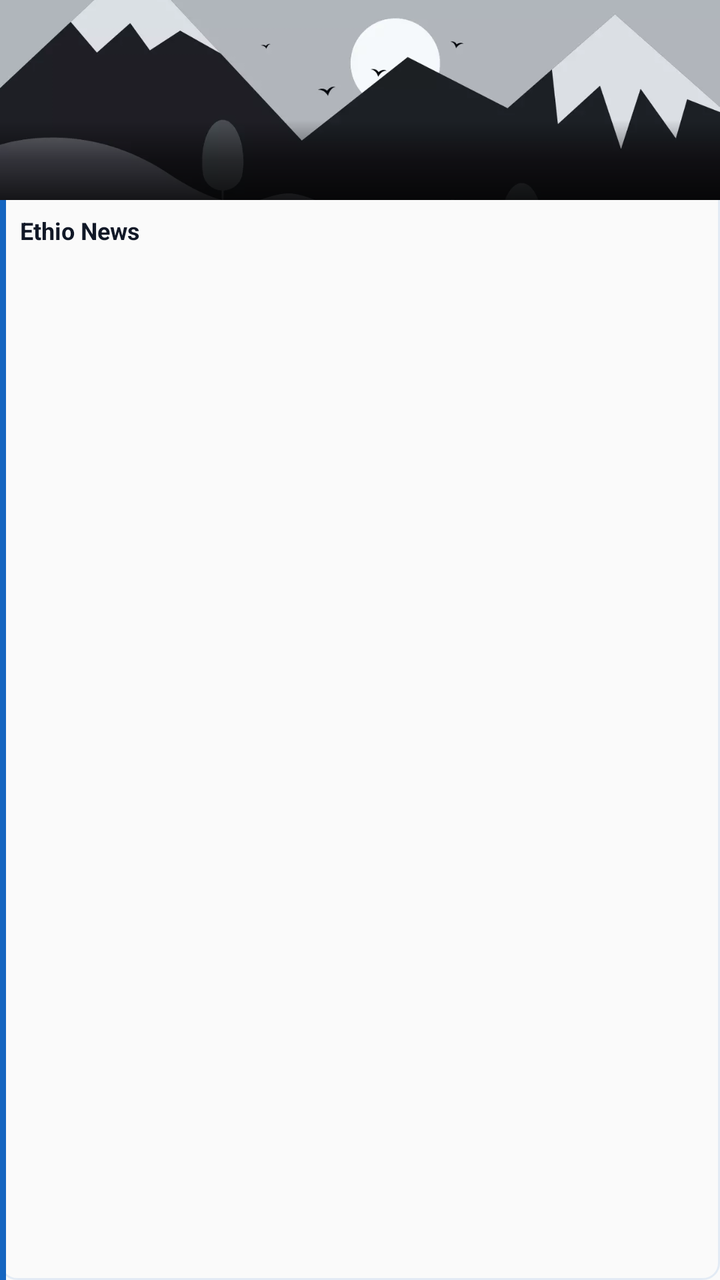
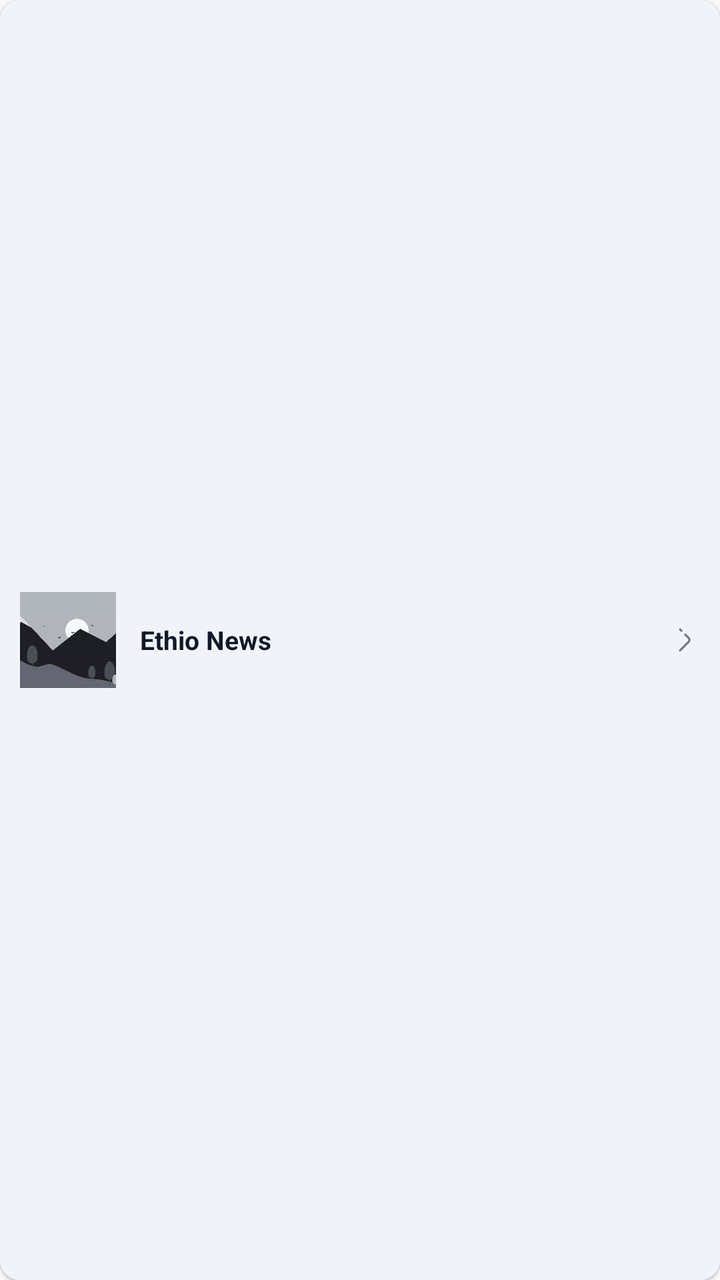

Two renders of the same Android screen: before a commit and after it. Below are the layout's source before the change and the commit's diff.
<!-- AndroidManifest.xml: application theme AppTheme -->
<!-- res/layout/layout_cat.xml -->
<?xml version="1.0" encoding="utf-8"?>
<RelativeLayout xmlns:android="http://schemas.android.com/apk/res/android"
    xmlns:app="http://schemas.android.com/apk/res-auto"
    android:id="@+id/rl_live_tv"
    android:layout_width="match_parent"
    android:layout_height="wrap_content"
    android:layout_margin="@dimen/_4sdp"
    android:focusable="true"
    android:focusableInTouchMode="false"
    android:background="@drawable/bg_news_card_selector">

    
    <ImageView
        android:id="@+id/iv_live_tv"
        android:layout_width="match_parent"
        android:layout_height="@dimen/_100sdp"
        android:scaleType="centerCrop"
        android:src="@drawable/material_design_default"
        app:hv_corner_radius_top_left="@dimen/_8sdp"
        app:hv_corner_radius_top_right="@dimen/_8sdp" />

    
    <View
        android:layout_width="match_parent"
        android:layout_height="@dimen/_40sdp"
        android:layout_alignBottom="@id/iv_live_tv"
        android:background="@drawable/bg_banner_scrim" />

    
    <View
        android:layout_width="@dimen/_3sdp"
        android:layout_height="match_parent"
        android:layout_below="@id/iv_live_tv"
        android:background="?ns_primary" />

    
    <TextView
        android:id="@+id/tv_title"
        android:layout_width="match_parent"
        android:layout_height="wrap_content"
        android:layout_below="@id/iv_live_tv"
        android:paddingStart="@dimen/_10sdp"
        android:paddingEnd="@dimen/_8sdp"
        android:paddingTop="@dimen/_7sdp"
        android:paddingBottom="@dimen/_7sdp"
        android:lines="1"
        android:ellipsize="end"
        android:text="@string/app_name"
        android:textColor="?ns_title"
        android:textSize="@dimen/_12ssp"
        android:textStyle="bold" />

</RelativeLayout>
<!-- resources referenced by this layout -->
<resources>
  <dimen name="_100sdp">100dp</dimen>
  <dimen name="_10sdp">10dp</dimen>
  <dimen name="_12ssp">12sp</dimen>
  <dimen name="_3sdp">3dp</dimen>
  <dimen name="_40sdp">40dp</dimen>
  <dimen name="_4sdp">4dp</dimen>
  <dimen name="_7sdp">7dp</dimen>
  <dimen name="_8sdp">8dp</dimen>
  <!-- drawable bg_banner_scrim (drawable) -->
  <?xml version="1.0" encoding="utf-8"?>
  <shape xmlns:android="http://schemas.android.com/apk/res/android"
      android:shape="rectangle">
  
      <gradient
          android:angle="90"
          android:startColor="#CC000000"
          android:centerColor="#80000000"
          android:endColor="#00000000"
          android:type="linear" />
  
  </shape>
  <!-- drawable bg_news_card_selector (drawable) -->
  <?xml version="1.0" encoding="utf-8"?>
  <selector xmlns:android="http://schemas.android.com/apk/res/android">
      <item android:state_focused="true"  android:drawable="@drawable/bg_news_card_selected" />
      <item android:state_pressed="true"  android:drawable="@drawable/bg_news_card_selected" />
      <item                               android:drawable="@drawable/bg_news_card" />
  </selector>
  <string name="app_name">Ethio News</string>
  <!-- drawable bg_news_card_selected (drawable) -->
  <?xml version="1.0" encoding="utf-8"?>
  <shape xmlns:android="http://schemas.android.com/apk/res/android"
      android:shape="rectangle">
  
      <solid android:color="?ns_bg" />
      <corners android:radius="@dimen/_8sdp" />
      <stroke
          android:width="@dimen/_2sdp"
          android:color="?ns_primary" />
  
  </shape>
  <!-- drawable bg_news_card (drawable) -->
  <?xml version="1.0" encoding="utf-8"?>
  <shape xmlns:android="http://schemas.android.com/apk/res/android"
      android:shape="rectangle">
  
      <solid android:color="?ns_bg" />
      <corners android:radius="@dimen/_8sdp" />
      <stroke
          android:width="@dimen/_1sdp"
          android:color="?ns_border" />
  
  </shape>
  <color name="ns_classic_primary">#1565C0</color>
  <color name="ethio_red_dark">#0D47A1</color>
  <color name="ns_classic_bg">#FAFAFA</color>
  <color name="ns_classic_body_dark">#000000</color>
  <color name="ns_classic_primary_sub">#261565C0</color>
  <color name="ns_classic_bg_sub">#F0F4FA</color>
  <color name="ns_classic_title">#111827</color>
  <color name="ns_classic_title_sub">#6B7280</color>
  <color name="ns_classic_border">#1A1565C0</color>
  <color name="white">#FFFFFFFF</color>
  <!-- drawable ic_arrow_left (drawable) -->
  <?xml version="1.0" encoding="utf-8"?>
  <vector xmlns:android="http://schemas.android.com/apk/res/android"
      android:width="@dimen/_24sdp"
      android:height="@dimen/_24sdp"
      android:viewportWidth="24"
      android:viewportHeight="24">
    <path
        android:pathData="M11.1,7.94L8.48,10.56C7.71,11.33 7.71,12.59 8.48,13.36L15,19.87"
        android:strokeLineJoin="round"
        android:strokeWidth="1.5"
        android:fillColor="#00000000"
        android:strokeColor="#292D32"
        android:strokeLineCap="round"/>
    <path
        android:pathData="M15,4.04L13.96,5.08"
        android:strokeLineJoin="round"
        android:strokeWidth="1.5"
        android:fillColor="#00000000"
        android:strokeColor="#292D32"
        android:strokeLineCap="round"/>
  </vector>
  <dimen name="_2sdp">2dp</dimen>
  <dimen name="_1sdp">1dp</dimen>
  <dimen name="_24sdp">24dp</dimen>
  <!-- unchanged entries left out for length: 2 -->
</resources>

<!-- the commit's change to res/layout/layout_cat.xml (unified diff, before → after) -->
@@ -1,53 +1,51 @@
 <?xml version="1.0" encoding="utf-8"?>
-<RelativeLayout xmlns:android="http://schemas.android.com/apk/res/android"
+<LinearLayout xmlns:android="http://schemas.android.com/apk/res/android"
     xmlns:app="http://schemas.android.com/apk/res-auto"
     android:id="@+id/rl_live_tv"
     android:layout_width="match_parent"
     android:layout_height="wrap_content"
-    android:layout_margin="@dimen/_4sdp"
+    android:orientation="horizontal"
+    android:gravity="center_vertical"
+    android:layout_marginStart="@dimen/_12sdp"
+    android:layout_marginEnd="@dimen/_12sdp"
+    android:layout_marginTop="@dimen/_5sdp"
+    android:layout_marginBottom="@dimen/_5sdp"
+    android:padding="@dimen/_10sdp"
     android:focusable="true"
     android:focusableInTouchMode="false"
-    android:background="@drawable/bg_news_card_selector">
+    android:background="@drawable/bg_topic_card"
+    android:elevation="@dimen/_1sdp">
 
     
     <ImageView
         android:id="@+id/iv_live_tv"
-        android:layout_width="match_parent"
-        android:layout_height="@dimen/_100sdp"
+        android:layout_width="@dimen/_48sdp"
+        android:layout_height="@dimen/_48sdp"
         android:scaleType="centerCrop"
         android:src="@drawable/material_design_default"
-        app:hv_corner_radius_top_left="@dimen/_8sdp"
-        app:hv_corner_radius_top_right="@dimen/_8sdp" />
-
-    
-    <View
-        android:layout_width="match_parent"
-        android:layout_height="@dimen/_40sdp"
-        android:layout_alignBottom="@id/iv_live_tv"
-        android:background="@drawable/bg_banner_scrim" />
-
-    
-    <View
-        android:layout_width="@dimen/_3sdp"
-        android:layout_height="match_parent"
-        android:layout_below="@id/iv_live_tv"
-        android:background="?ns_primary" />
+        app:hv_corner_radius="@dimen/_8sdp" />
 
     
     <TextView
         android:id="@+id/tv_title"
-        android:layout_width="match_parent"
+        android:layout_width="0dp"
         android:layout_height="wrap_content"
-        android:layout_below="@id/iv_live_tv"
-        android:paddingStart="@dimen/_10sdp"
-        android:paddingEnd="@dimen/_8sdp"
-        android:paddingTop="@dimen/_7sdp"
-        android:paddingBottom="@dimen/_7sdp"
+        android:layout_weight="1"
+        android:layout_marginStart="@dimen/_12sdp"
+        android:layout_marginEnd="@dimen/_4sdp"
         android:lines="1"
         android:ellipsize="end"
         android:text="@string/app_name"
         android:textColor="?ns_title"
-        android:textSize="@dimen/_12ssp"
+        android:textSize="@dimen/_13ssp"
         android:textStyle="bold" />
 
-</RelativeLayout>
+    
+    <ImageView
+        android:layout_width="@dimen/_16sdp"
+        android:layout_height="@dimen/_16sdp"
+        android:src="@drawable/ic_arrow_right"
+        app:tint="?ns_title_sub"
+        android:contentDescription="@string/todo" />
+
+</LinearLayout>
<!-- resource entries referenced after the edit -->
@@ -1,58 +1,43 @@
 <!-- resources referenced by this layout -->
 <resources>
-  <dimen name="_100sdp">100dp</dimen>
   <dimen name="_10sdp">10dp</dimen>
-  <dimen name="_12ssp">12sp</dimen>
-  <dimen name="_3sdp">3dp</dimen>
-  <dimen name="_40sdp">40dp</dimen>
+  <dimen name="_12sdp">12dp</dimen>
+  <dimen name="_13ssp">13sp</dimen>
+  <dimen name="_16sdp">16dp</dimen>
   <dimen name="_4sdp">4dp</dimen>
-  <dimen name="_7sdp">7dp</dimen>
+  <dimen name="_5sdp">5dp</dimen>
   <dimen name="_8sdp">8dp</dimen>
-  <!-- drawable bg_banner_scrim (drawable) -->
+  <!-- drawable bg_topic_card (drawable) -->
   <?xml version="1.0" encoding="utf-8"?>
   <shape xmlns:android="http://schemas.android.com/apk/res/android"
       android:shape="rectangle">
-  
-      <gradient
-          android:angle="90"
-          android:startColor="#CC000000"
-          android:centerColor="#80000000"
-          android:endColor="#00000000"
-          android:type="linear" />
-  
+      <solid android:color="?attr/ns_bg_sub" />
+      <corners android:radius="@dimen/_10sdp" />
   </shape>
-  <!-- drawable bg_news_card_selector (drawable) -->
+  <!-- drawable ic_arrow_right (drawable) -->
   <?xml version="1.0" encoding="utf-8"?>
-  <selector xmlns:android="http://schemas.android.com/apk/res/android">
-      <item android:state_focused="true"  android:drawable="@drawable/bg_news_card_selected" />
-      <item android:state_pressed="true"  android:drawable="@drawable/bg_news_card_selected" />
-      <item                               android:drawable="@drawable/bg_news_card" />
-  </selector>
+  <vector xmlns:android="http://schemas.android.com/apk/res/android"
+      android:width="@dimen/_24sdp"
+      android:height="@dimen/_24sdp"
+      android:viewportWidth="24"
+      android:viewportHeight="24">
+    <path
+        android:pathData="M12.9,7.94L15.52,10.56C16.29,11.33 16.29,12.59 15.52,13.36L9,19.87"
+        android:strokeLineJoin="round"
+        android:strokeWidth="1.5"
+        android:fillColor="#00000000"
+        android:strokeColor="#292D32"
+        android:strokeLineCap="round"/>
+    <path
+        android:pathData="M9,4.04L10.04,5.08"
+        android:strokeLineJoin="round"
+        android:strokeWidth="1.5"
+        android:fillColor="#00000000"
+        android:strokeColor="#292D32"
+        android:strokeLineCap="round"/>
+  </vector>
   <string name="app_name">Ethio News</string>
-  <!-- drawable bg_news_card_selected (drawable) -->
-  <?xml version="1.0" encoding="utf-8"?>
-  <shape xmlns:android="http://schemas.android.com/apk/res/android"
-      android:shape="rectangle">
-  
-      <solid android:color="?ns_bg" />
-      <corners android:radius="@dimen/_8sdp" />
-      <stroke
-          android:width="@dimen/_2sdp"
-          android:color="?ns_primary" />
-  
-  </shape>
-  <!-- drawable bg_news_card (drawable) -->
-  <?xml version="1.0" encoding="utf-8"?>
-  <shape xmlns:android="http://schemas.android.com/apk/res/android"
-      android:shape="rectangle">
-  
-      <solid android:color="?ns_bg" />
-      <corners android:radius="@dimen/_8sdp" />
-      <stroke
-          android:width="@dimen/_1sdp"
-          android:color="?ns_border" />
-  
-  </shape>
+  <string name="todo">TODO</string>
   <color name="ns_classic_primary">#1565C0</color>
   <color name="ethio_red_dark">#0D47A1</color>
   <color name="ns_classic_bg">#FAFAFA</color>
@@ -85,8 +70,8 @@
         android:strokeColor="#292D32"
         android:strokeLineCap="round"/>
   </vector>
-  <dimen name="_2sdp">2dp</dimen>
   <dimen name="_1sdp">1dp</dimen>
+  <dimen name="_48sdp">48dp</dimen>
   <dimen name="_24sdp">24dp</dimen>
   <!-- unchanged entries left out for length: 2 -->
 </resources>
